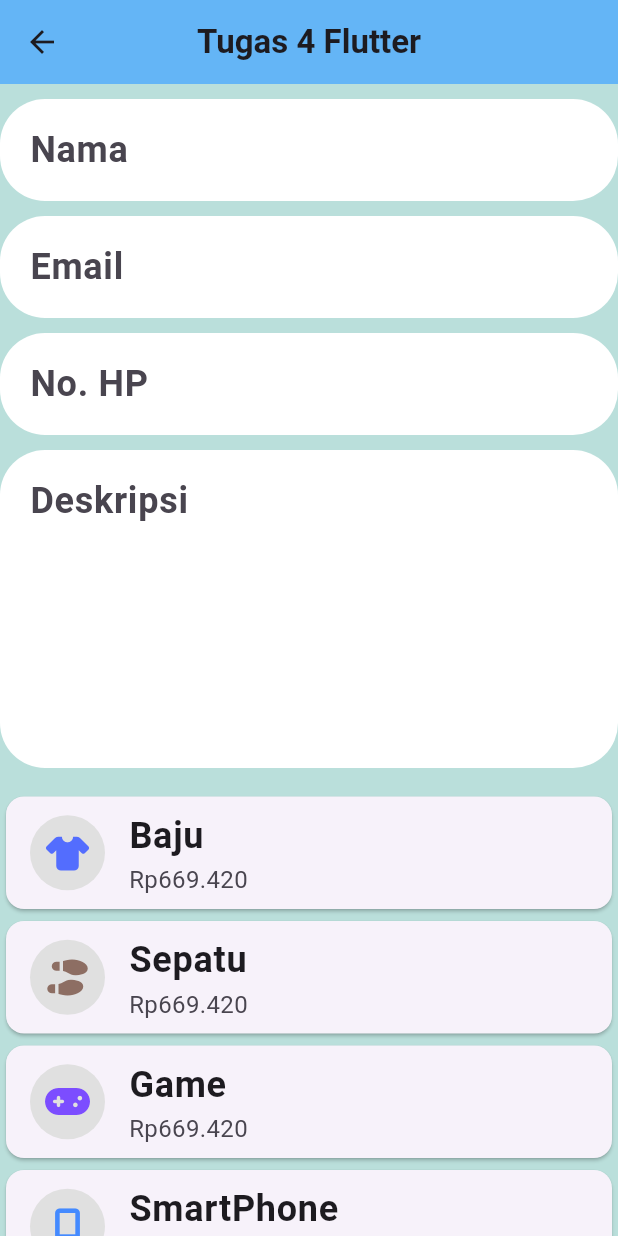
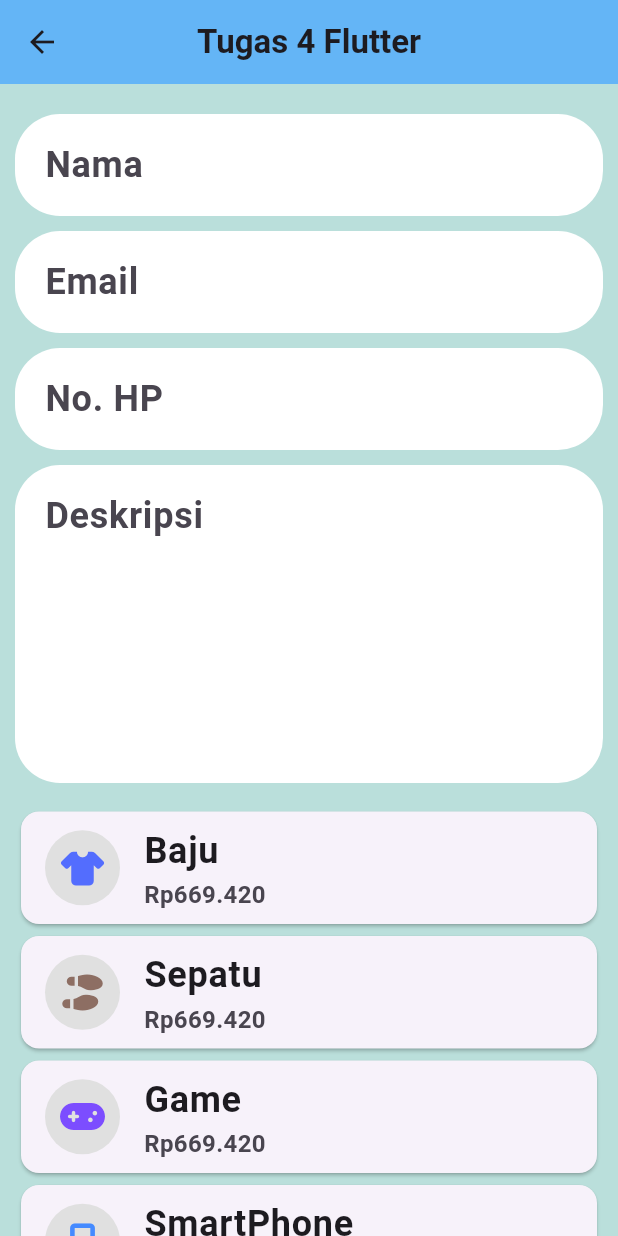
Before and after one commit to GerilValdo/flutter-ppkd-4, a Flutter app: the Tugas4 screen opened directly, on a phone screen of 412 x 824 dp. Run offline on Flutter 3.47's test engine with Material 3 defaults, Android fonts, the phone set to English and light mode, and no system bars; our stand-ins replace font_awesome_flutter; missing offline and left inert: mobkit_dashed_border.

Commit message:
style: styling screen tugas 4

```diff
--- a/lib/tugas/tugas_4.dart
+++ b/lib/tugas/tugas_4.dart
@@ -64,6 +64,7 @@ class Tugas4 extends StatelessWidget {
         ),
       ),
       body: ListView(
+        padding: EdgeInsets.all(10),
         children: [
           SizedBox(height: 10),
           CustomTextField('Nama', textInputType: TextInputType.name),
@@ -91,7 +92,10 @@ class Tugas4 extends StatelessWidget {
                   child: Icon(iconBelanja[index], color: iconColor[index]),
                 ),
                 title: Text(namaProduct[index]),
-                subtitle: Text(getRandomPrice()),
+                subtitle: Text(
+                  getRandomPrice(),
+                  style: TextStyle(fontWeight: FontWeight.bold),
+                ),
               ),
             );
           }),
```
